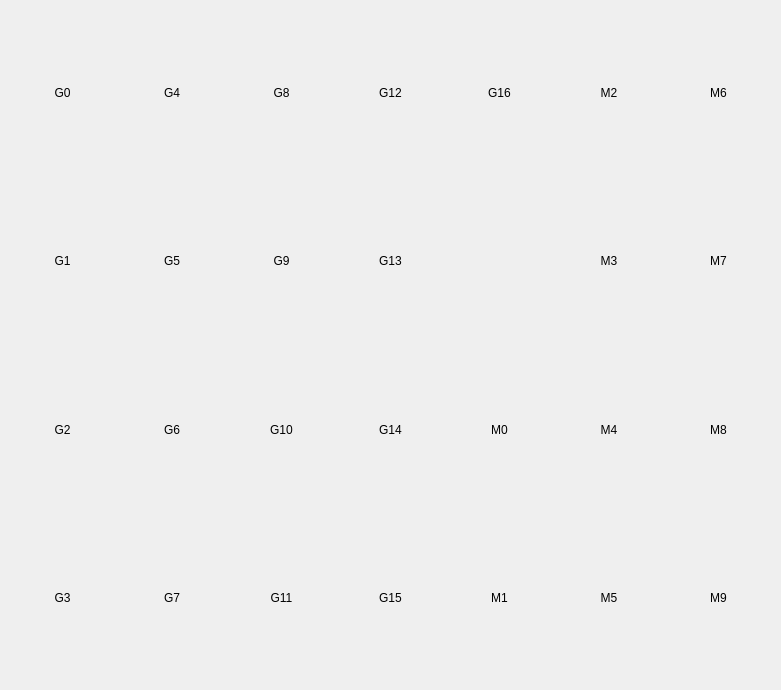
First picture: the form in src/UI/CurCodes.ui, repository DjangoReinhard/FalconView, before the edit.
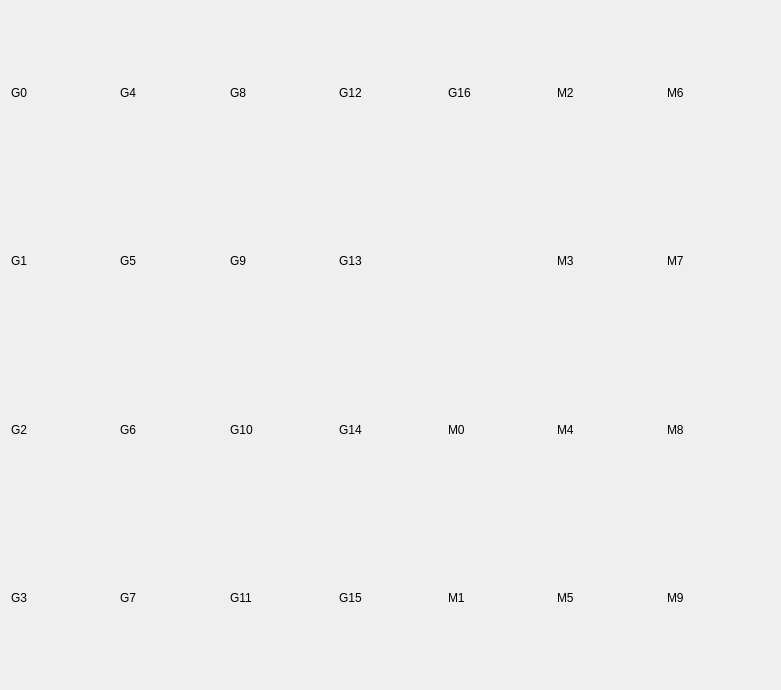
Second picture: the form after the edit.

```diff
--- a/src/UI/CurCodes.ui
+++ b/src/UI/CurCodes.ui
@@ -26,7 +26,10 @@
       <string>G9</string>
      </property>
      <property name="alignment">
-      <set>Qt::AlignCenter</set>
+      <set>Qt::AlignLeading|Qt::AlignLeft|Qt::AlignVCenter</set>
+     </property>
+     <property name="margin">
+      <number>5</number>
      </property>
     </widget>
    </item>
@@ -42,7 +45,10 @@
       <string>G0</string>
      </property>
      <property name="alignment">
-      <set>Qt::AlignCenter</set>
+      <set>Qt::AlignLeading|Qt::AlignLeft|Qt::AlignVCenter</set>
+     </property>
+     <property name="margin">
+      <number>5</number>
      </property>
     </widget>
    </item>
@@ -58,7 +64,10 @@
       <string>G5</string>
      </property>
      <property name="alignment">
-      <set>Qt::AlignCenter</set>
+      <set>Qt::AlignLeading|Qt::AlignLeft|Qt::AlignVCenter</set>
+     </property>
+     <property name="margin">
+      <number>5</number>
      </property>
     </widget>
    </item>
@@ -74,7 +83,10 @@
       <string>G16</string>
      </property>
      <property name="alignment">
-      <set>Qt::AlignCenter</set>
+      <set>Qt::AlignLeading|Qt::AlignLeft|Qt::AlignVCenter</set>
+     </property>
+     <property name="margin">
+      <number>5</number>
      </property>
     </widget>
    </item>
@@ -90,7 +102,10 @@
       <string>G4</string>
      </property>
      <property name="alignment">
-      <set>Qt::AlignCenter</set>
+      <set>Qt::AlignLeading|Qt::AlignLeft|Qt::AlignVCenter</set>
+     </property>
+     <property name="margin">
+      <number>5</number>
      </property>
     </widget>
    </item>
@@ -106,7 +121,10 @@
       <string>G11</string>
      </property>
      <property name="alignment">
-      <set>Qt::AlignCenter</set>
+      <set>Qt::AlignLeading|Qt::AlignLeft|Qt::AlignVCenter</set>
+     </property>
+     <property name="margin">
+      <number>5</number>
      </property>
     </widget>
    </item>
@@ -122,7 +140,10 @@
       <string>G6</string>
      </property>
      <property name="alignment">
-      <set>Qt::AlignCenter</set>
+      <set>Qt::AlignLeading|Qt::AlignLeft|Qt::AlignVCenter</set>
+     </property>
+     <property name="margin">
+      <number>5</number>
      </property>
     </widget>
    </item>
@@ -138,7 +159,10 @@
       <string>G1</string>
      </property>
      <property name="alignment">
-      <set>Qt::AlignCenter</set>
+      <set>Qt::AlignLeading|Qt::AlignLeft|Qt::AlignVCenter</set>
+     </property>
+     <property name="margin">
+      <number>5</number>
      </property>
     </widget>
    </item>
@@ -154,7 +178,10 @@
       <string>G10</string>
      </property>
      <property name="alignment">
-      <set>Qt::AlignCenter</set>
+      <set>Qt::AlignLeading|Qt::AlignLeft|Qt::AlignVCenter</set>
+     </property>
+     <property name="margin">
+      <number>5</number>
      </property>
     </widget>
    </item>
@@ -170,7 +197,10 @@
       <string>G12</string>
      </property>
      <property name="alignment">
-      <set>Qt::AlignCenter</set>
+      <set>Qt::AlignLeading|Qt::AlignLeft|Qt::AlignVCenter</set>
+     </property>
+     <property name="margin">
+      <number>5</number>
      </property>
     </widget>
    </item>
@@ -186,7 +216,10 @@
       <string>G8</string>
      </property>
      <property name="alignment">
-      <set>Qt::AlignCenter</set>
+      <set>Qt::AlignLeading|Qt::AlignLeft|Qt::AlignVCenter</set>
+     </property>
+     <property name="margin">
+      <number>5</number>
      </property>
     </widget>
    </item>
@@ -202,7 +235,10 @@
       <string>G14</string>
      </property>
      <property name="alignment">
-      <set>Qt::AlignCenter</set>
+      <set>Qt::AlignLeading|Qt::AlignLeft|Qt::AlignVCenter</set>
+     </property>
+     <property name="margin">
+      <number>5</number>
      </property>
     </widget>
    </item>
@@ -218,7 +254,10 @@
       <string>G7</string>
      </property>
      <property name="alignment">
-      <set>Qt::AlignCenter</set>
+      <set>Qt::AlignLeading|Qt::AlignLeft|Qt::AlignVCenter</set>
+     </property>
+     <property name="margin">
+      <number>5</number>
      </property>
     </widget>
    </item>
@@ -234,7 +273,10 @@
       <string>G3</string>
      </property>
      <property name="alignment">
-      <set>Qt::AlignCenter</set>
+      <set>Qt::AlignLeading|Qt::AlignLeft|Qt::AlignVCenter</set>
+     </property>
+     <property name="margin">
+      <number>5</number>
      </property>
     </widget>
    </item>
@@ -250,7 +292,10 @@
       <string>G13</string>
      </property>
      <property name="alignment">
-      <set>Qt::AlignCenter</set>
+      <set>Qt::AlignLeading|Qt::AlignLeft|Qt::AlignVCenter</set>
+     </property>
+     <property name="margin">
+      <number>5</number>
      </property>
     </widget>
    </item>
@@ -266,7 +311,10 @@
       <string>G2</string>
      </property>
      <property name="alignment">
-      <set>Qt::AlignCenter</set>
+      <set>Qt::AlignLeading|Qt::AlignLeft|Qt::AlignVCenter</set>
+     </property>
+     <property name="margin">
+      <number>5</number>
      </property>
     </widget>
    </item>
@@ -282,7 +330,10 @@
       <string>G15</string>
      </property>
      <property name="alignment">
-      <set>Qt::AlignCenter</set>
+      <set>Qt::AlignLeading|Qt::AlignLeft|Qt::AlignVCenter</set>
+     </property>
+     <property name="margin">
+      <number>5</number>
      </property>
     </widget>
    </item>
@@ -298,7 +349,13 @@
       <string>M9</string>
      </property>
      <property name="alignment">
-      <set>Qt::AlignCenter</set>
+      <set>Qt::AlignLeading|Qt::AlignLeft|Qt::AlignVCenter</set>
+     </property>
+     <property name="margin">
+      <number>5</number>
+     </property>
+     <property name="indent">
+      <number>0</number>
      </property>
     </widget>
    </item>
@@ -314,7 +371,10 @@
       <string>M8</string>
      </property>
      <property name="alignment">
-      <set>Qt::AlignCenter</set>
+      <set>Qt::AlignLeading|Qt::AlignLeft|Qt::AlignVCenter</set>
+     </property>
+     <property name="margin">
+      <number>5</number>
      </property>
     </widget>
    </item>
@@ -330,7 +390,10 @@
       <string>M7</string>
      </property>
      <property name="alignment">
-      <set>Qt::AlignCenter</set>
+      <set>Qt::AlignLeading|Qt::AlignLeft|Qt::AlignVCenter</set>
+     </property>
+     <property name="margin">
+      <number>5</number>
      </property>
     </widget>
    </item>
@@ -346,7 +409,10 @@
       <string>M6</string>
      </property>
      <property name="alignment">
-      <set>Qt::AlignCenter</set>
+      <set>Qt::AlignLeading|Qt::AlignLeft|Qt::AlignVCenter</set>
+     </property>
+     <property name="margin">
+      <number>5</number>
      </property>
     </widget>
    </item>
@@ -362,7 +428,10 @@
       <string>M5</string>
      </property>
      <property name="alignment">
-      <set>Qt::AlignCenter</set>
+      <set>Qt::AlignLeading|Qt::AlignLeft|Qt::AlignVCenter</set>
+     </property>
+     <property name="margin">
+      <number>5</number>
      </property>
     </widget>
    </item>
@@ -378,7 +447,10 @@
       <string>M4</string>
      </property>
      <property name="alignment">
-      <set>Qt::AlignCenter</set>
+      <set>Qt::AlignLeading|Qt::AlignLeft|Qt::AlignVCenter</set>
+     </property>
+     <property name="margin">
+      <number>5</number>
      </property>
     </widget>
    </item>
@@ -394,7 +466,10 @@
       <string>M3</string>
      </property>
      <property name="alignment">
-      <set>Qt::AlignCenter</set>
+      <set>Qt::AlignLeading|Qt::AlignLeft|Qt::AlignVCenter</set>
+     </property>
+     <property name="margin">
+      <number>5</number>
      </property>
     </widget>
    </item>
@@ -410,7 +485,10 @@
       <string>M2</string>
      </property>
      <property name="alignment">
-      <set>Qt::AlignCenter</set>
+      <set>Qt::AlignLeading|Qt::AlignLeft|Qt::AlignVCenter</set>
+     </property>
+     <property name="margin">
+      <number>5</number>
      </property>
     </widget>
    </item>
@@ -426,7 +504,10 @@
       <string>M1</string>
      </property>
      <property name="alignment">
-      <set>Qt::AlignCenter</set>
+      <set>Qt::AlignLeading|Qt::AlignLeft|Qt::AlignVCenter</set>
+     </property>
+     <property name="margin">
+      <number>5</number>
      </property>
     </widget>
    </item>
@@ -442,7 +523,10 @@
       <string>M0</string>
      </property>
      <property name="alignment">
-      <set>Qt::AlignCenter</set>
+      <set>Qt::AlignLeading|Qt::AlignLeft|Qt::AlignVCenter</set>
+     </property>
+     <property name="margin">
+      <number>5</number>
      </property>
     </widget>
    </item>
```
